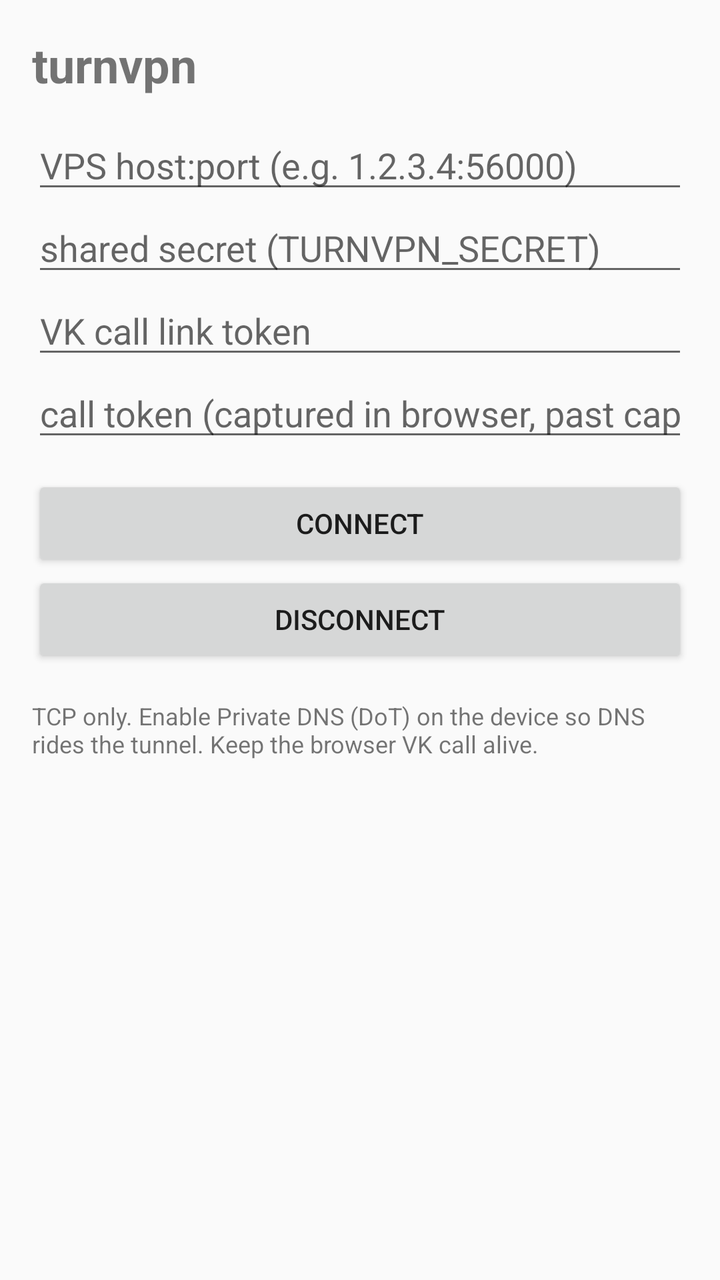
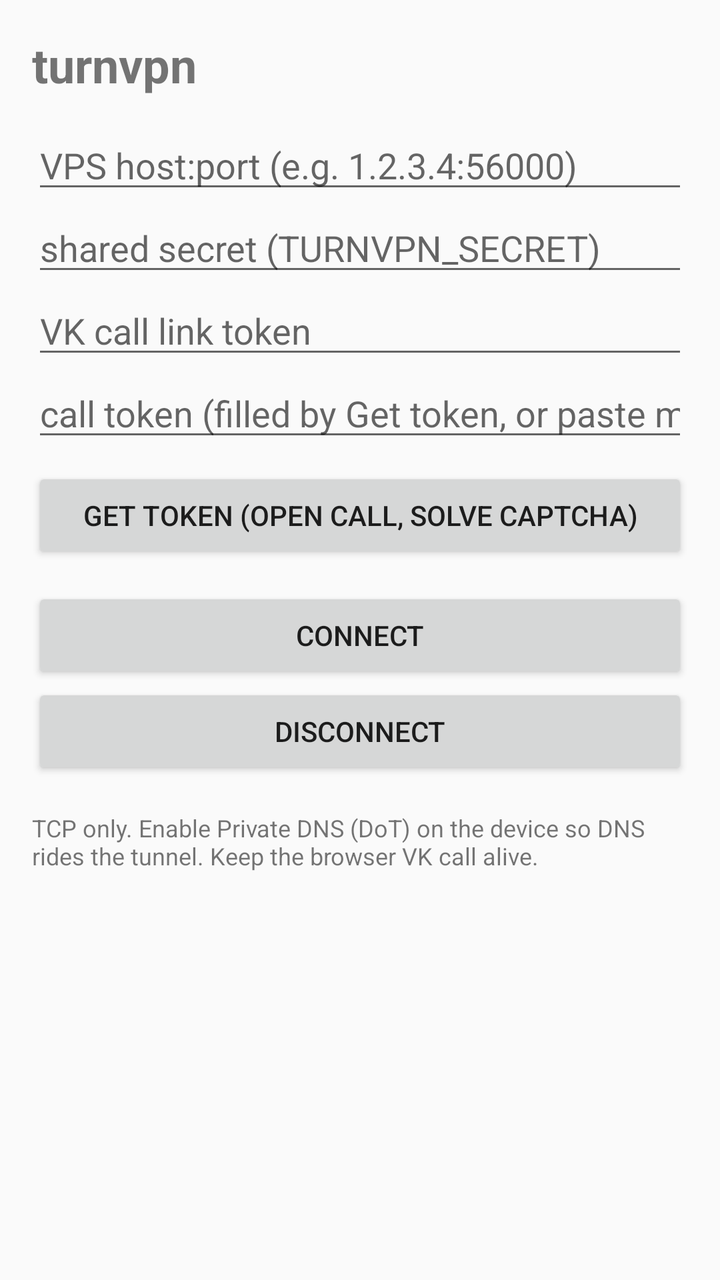

An Android layout rendered at two revisions. The XML below is the earlier revision; the diff shows what the commit changed to produce the second picture.
<!-- AndroidManifest.xml: application theme Theme.AppCompat.DayNight.DarkActionBar -->
<!-- res/layout/activity_main.xml -->
<?xml version="1.0" encoding="utf-8"?>
<ScrollView xmlns:android="http://schemas.android.com/apk/res/android"
    android:layout_width="match_parent"
    android:layout_height="match_parent">

    <LinearLayout
        android:layout_width="match_parent"
        android:layout_height="wrap_content"
        android:orientation="vertical"
        android:padding="16dp">

        <TextView
            android:layout_width="wrap_content"
            android:layout_height="wrap_content"
            android:paddingBottom="12dp"
            android:text="turnvpn"
            android:textSize="24sp"
            android:textStyle="bold" />

        <EditText
            android:id="@+id/peer"
            android:layout_width="match_parent"
            android:layout_height="wrap_content"
            android:hint="VPS host:port (e.g. 1.2.3.4:56000)"
            android:inputType="text" />

        <EditText
            android:id="@+id/secret"
            android:layout_width="match_parent"
            android:layout_height="wrap_content"
            android:hint="shared secret (TURNVPN_SECRET)"
            android:inputType="textPassword" />

        <EditText
            android:id="@+id/link"
            android:layout_width="match_parent"
            android:layout_height="wrap_content"
            android:hint="VK call link token"
            android:inputType="text" />

        <EditText
            android:id="@+id/token"
            android:layout_width="match_parent"
            android:layout_height="wrap_content"
            android:hint="call token (captured in browser, past captcha)"
            android:inputType="text" />

        <Button
            android:id="@+id/connect"
            android:layout_width="match_parent"
            android:layout_height="wrap_content"
            android:layout_marginTop="12dp"
            android:text="Connect" />

        <Button
            android:id="@+id/disconnect"
            android:layout_width="match_parent"
            android:layout_height="wrap_content"
            android:text="Disconnect" />

        <TextView
            android:layout_width="match_parent"
            android:layout_height="wrap_content"
            android:layout_marginTop="16dp"
            android:text="TCP only. Enable Private DNS (DoT) on the device so DNS rides the tunnel. Keep the browser VK call alive."
            android:textSize="12sp" />
    </LinearLayout>
</ScrollView>
<!-- resources referenced by this layout -->
<resources>

</resources>

<!-- the commit's change to res/layout/activity_main.xml (unified diff, before → after) -->
@@ -42,8 +42,15 @@
             android:id="@+id/token"
             android:layout_width="match_parent"
             android:layout_height="wrap_content"
-            android:hint="call token (captured in browser, past captcha)"
+            android:hint="call token (filled by Get token, or paste manually)"
             android:inputType="text" />
+
+        <Button
+            android:id="@+id/getToken"
+            android:layout_width="match_parent"
+            android:layout_height="wrap_content"
+            android:layout_marginTop="8dp"
+            android:text="Get token (open call, solve captcha)" />
 
         <Button
             android:id="@+id/connect"
